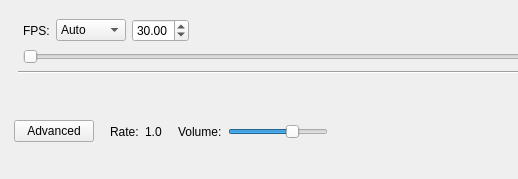
Above: vian/qt_ui/PlayerControls.ui from FilmColors/VIAN before the change; both pictures show x 0 to 518 and y 0 to 179 of the 1101 by 179 pixel window. Below: the same form after it.
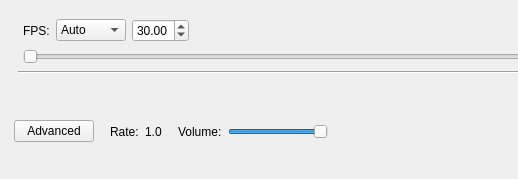
That is the form after the change. Icons and pictures are not drawn.

What changed in the file:
```diff
--- a/vian/qt_ui/PlayerControls.ui
+++ b/vian/qt_ui/PlayerControls.ui
@@ -272,7 +272,7 @@
             </size>
            </property>
            <property name="maximum">
-            <number>150</number>
+            <number>100</number>
            </property>
            <property name="value">
             <number>100</number>
```
